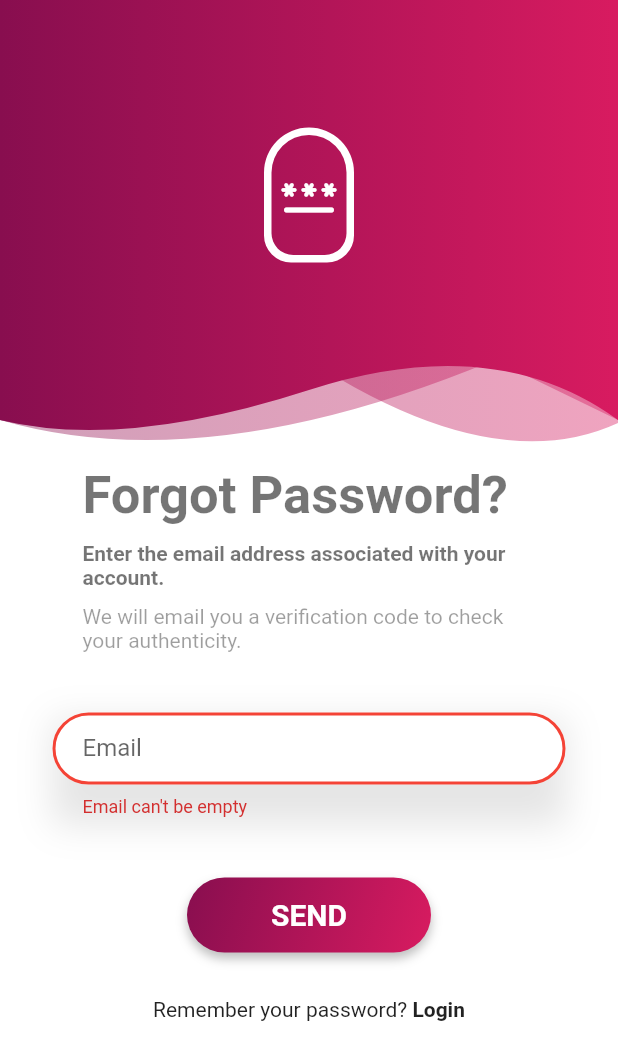
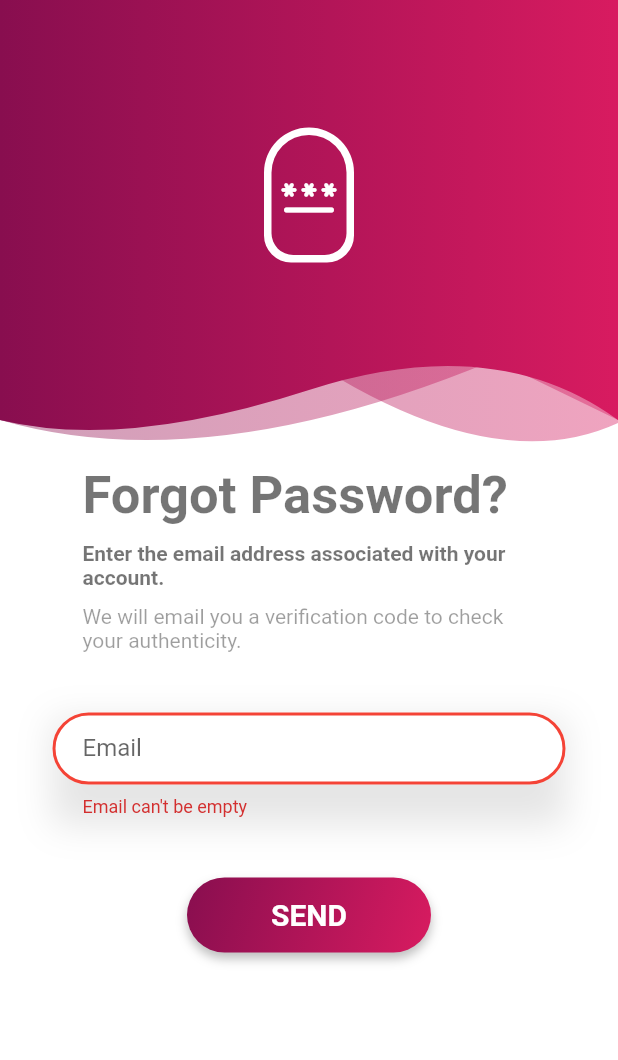
Before and after one commit to Ramadhansyukri/fyp_2, a Flutter app: the ForgotPassword screen opened directly, after a tap on "SEND", on a phone screen of 412 x 824 dp. Shown: the top 1060 px of the screen. Run offline on Flutter 3.47's test engine with Material 2 defaults, Android fonts, the phone set to English and light mode, and no system bars; our stand-ins replace firebase_auth, firebase_core, flutter_spinkit; accounts and stored records are empty.

Commit message:
Functional forgot password

```diff
--- a/lib/models/user_models.dart
+++ b/lib/models/user_models.dart
@@ -1,7 +1,13 @@
+
+
 class Users {
 
   final String uid;
 
-  Users({required this.uid});
+
+  Users({
+    required this.uid,
+
+  });
 
 }
--- a/lib/screens/forgot_password_screen.dart
+++ b/lib/screens/forgot_password_screen.dart
@@ -1,7 +1,6 @@
-import 'package:flutter/gestures.dart';
 import 'package:flutter/material.dart';
-import 'package:fyp_2/screens/user_sign_in.dart';
 
+import '../services/auth.dart';
 import '../shared/theme_helper.dart';
 import '../widgets/header_widget.dart';
 
@@ -15,6 +14,9 @@ class ForgotPassword extends StatefulWidget {
 class _ForgotPasswordState extends State<ForgotPassword> {
 
   final _formKey = GlobalKey<FormState>();
+  final AuthService _auth = AuthService();
+
+  var email = '';
 
   @override
   Widget build(BuildContext context) {
@@ -86,6 +88,9 @@ class _ForgotPasswordState extends State<ForgotPassword> {
                                   }
                                   return null;
                                 },
+                                  onChanged: (val) {
+                                    setState(() => email = val);
+                                  }
                               ),
                               decoration: ThemeHelper().inputBoxDecorationShadow(),
                             ),
@@ -106,36 +111,11 @@ class _ForgotPasswordState extends State<ForgotPassword> {
                                     ),
                                   ),
                                 ),
-                                onPressed: () {
+                                onPressed: () async {
                                   if(_formKey.currentState!.validate()) {
-                                    Navigator.pushReplacement(
-                                      context,
-                                      MaterialPageRoute(
-                                          builder: (context) => UserSignIn()),
-                                    );
+                                    await _auth.resetPassword(email);
                                   }
                                 },
-                              ),
-                            ),
-                            SizedBox(height: 30.0),
-                            Text.rich(
-                              TextSpan(
-                                children: [
-                                  TextSpan(text: "Remember your password? "),
-                                  TextSpan(
-                                    text: 'Login',
-                                    recognizer: TapGestureRecognizer()
-                                      ..onTap = () {
-                                        Navigator.push(
-                                          context,
-                                          MaterialPageRoute(builder: (context) => UserSignIn()),
-                                        );
-                                      },
-                                    style: TextStyle(
-                                        fontWeight: FontWeight.bold
-                                    ),
-                                  ),
-                                ],
                               ),
                             ),
                           ],
--- a/lib/screens/wrapper.dart
+++ b/lib/screens/wrapper.dart
@@ -1,6 +1,6 @@
 import 'package:flutter/material.dart';
+import 'package:fyp_2/screens/user_auth_screen.dart';
 import 'package:fyp_2/screens/user_home_screen.dart';
-import 'package:fyp_2/screens/user_sign_in.dart';
 import 'package:provider/provider.dart';
 import 'package:fyp_2/models/user_models.dart';
 
@@ -14,7 +14,7 @@ class Wrapper extends StatelessWidget {
     final user = Provider.of<Users?>(context);
 
     if (user == null) {
-      return UserSignIn();
+      return UserAuth();
     }else {
       return UserHome();
     }
--- a/lib/shared/loading.dart
+++ b/lib/shared/loading.dart
@@ -5,7 +5,7 @@ class Loading extends StatelessWidget {
   @override
   Widget build(BuildContext context) {
     return Container(
-      color: Colors.brown[100],
+      color: Colors.grey[100]?.withOpacity(0.5),
       child: Center(
         child: SpinKitFadingCircle(
           color: Colors.pink[600],
```
Also changed, not shown: lib/screens/user_auth_screen.dart (added, +27 -0 lines), lib/screens/user_register.dart (+22 -28 lines), lib/screens/user_sign_in.dart (+5 -5 lines), lib/services/auth.dart (+9 -0 lines).
